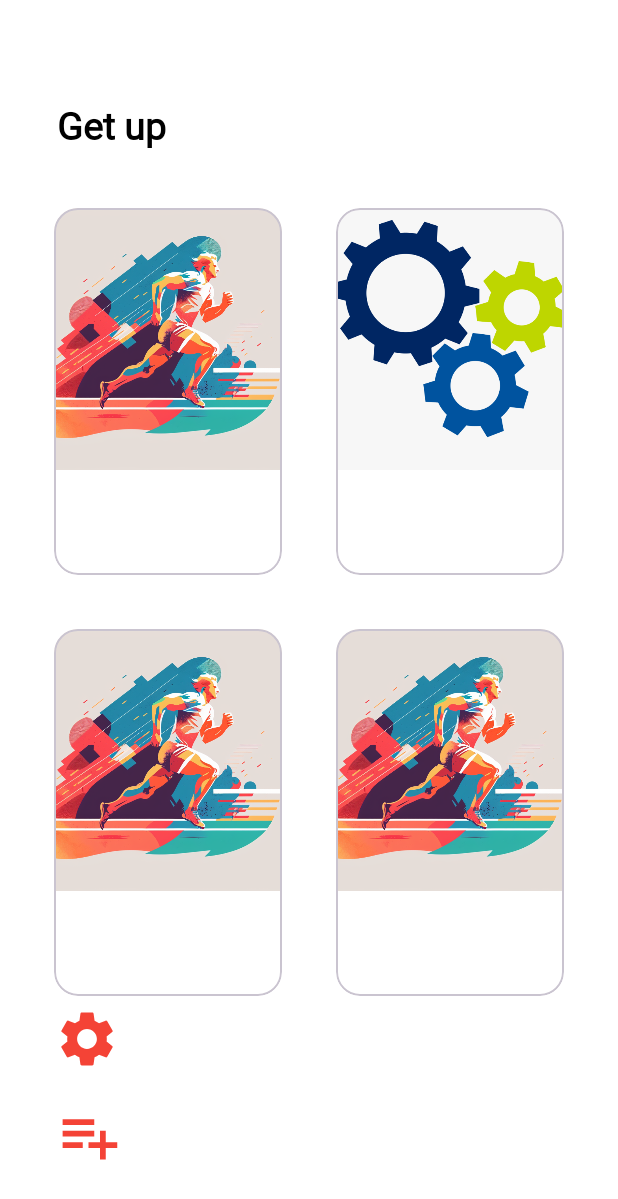
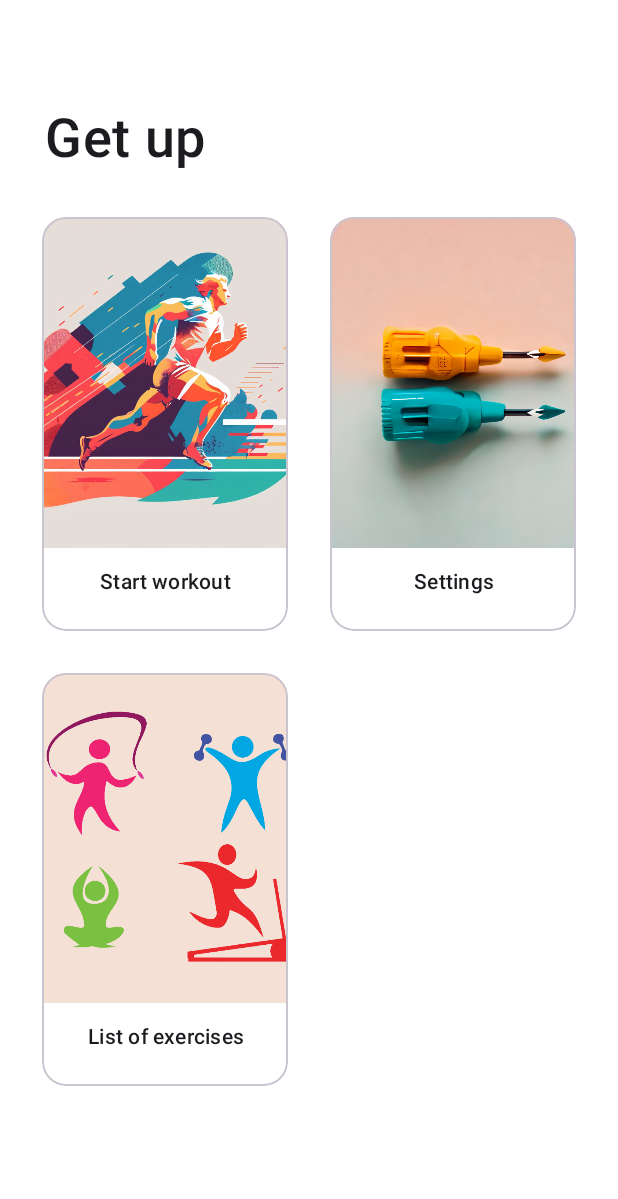
Before and after one commit to alexxk2/Get_up, an Android app: the screen it shows after launch (MainActivity), on a phone screen of 412 x 824 dp. Shown: the top 1199 px of the screen. Run offline under Robolectric (Android 15) with nearby library versions, the phone set to English and light mode, and no system bars.

Commit message:
06.03.2023 commit
-доделал главный экран, одну кнопку пока скрыл, т.к. пока ничего не придумал для неё

ЗАДАЧИ

-надо начинать думать над тем, чтобы перевести все во фрагменты

-перевести остальые вью контроллеры на MVVM

-есть идея разбить стринги по активностям и классам, чтобы было легче ориентироваться

-поменять цвет курсора в editText в опциях

-сделать дополнительный layOut для горизонтального положения таймера

-выделить стиль для окон editText в меню опций

-не забыть в конце поставить правильный дефольт на опции

-подключить дифутил к списку упражнений

-сделать общий стиль для чипов

-сделать единообразные кнопки назад для всех экранов

-переделать List Item чтобы соответсвовал Material3

```diff
--- a/app/src/main/res/layout/activity_main.xml
+++ b/app/src/main/res/layout/activity_main.xml
@@ -13,19 +13,17 @@
         android:layout_marginStart="@dimen/margin_sides"
         android:layout_marginTop="64dp"
         android:layout_marginEnd="@dimen/margin_sides"
-        android:fontFamily="@font/lato_light"
         android:lines="1"
         android:padding="2dp"
         android:text="@string/app_name"
-        android:textColor="@color/black"
-        android:textSize="25sp"
-        android:textStyle="bold"
+        android:textAppearance="@style/TextAppearance.MaterialComponents.Headline6"
+        android:textSize="36sp"
         app:layout_constraintEnd_toEndOf="parent"
         app:layout_constraintStart_toStartOf="parent"
         app:layout_constraintTop_toTopOf="parent" />
 
-    <ImageButton
-        android:id="@+id/button_start"
+    <!--<ImageButton
+        android:id="@+id/button_start1"
         android:layout_width="48dp"
         android:layout_height="48dp"
         android:layout_marginTop="500dp"
@@ -37,7 +35,7 @@
         app:layout_constraintTop_toBottomOf="@+id/title" />
 
     <ImageButton
-        android:id="@+id/button_settings"
+        android:id="@+id/button_settings1"
         android:layout_width="44dp"
         android:layout_height="44dp"
         android:layout_marginTop="20dp"
@@ -49,7 +47,7 @@
         app:layout_constraintTop_toBottomOf="@+id/button_start" />
 
     <ImageButton
-        android:id="@+id/button_watch_list"
+        android:id="@+id/button_watch_list1"
         android:layout_width="46dp"
         android:layout_height="46dp"
         android:layout_marginTop="20dp"
@@ -58,13 +56,13 @@
         android:scaleType="centerCrop"
         android:src="@drawable/ic_list"
         app:layout_constraintStart_toStartOf="@+id/button_start"
-        app:layout_constraintTop_toBottomOf="@+id/button_settings" />
+        app:layout_constraintTop_toBottomOf="@+id/button_settings" />-->
 
     <com.google.android.material.card.MaterialCardView
-        android:id="@+id/card1"
+        android:id="@+id/button_start"
         style="@style/CardButtons"
-        app:layout_constraintBottom_toTopOf="@+id/card3"
-        app:layout_constraintEnd_toStartOf="@+id/card2"
+        app:layout_constraintBottom_toTopOf="@+id/button_watch_list"
+        app:layout_constraintEnd_toStartOf="@+id/button_settings"
         app:layout_constraintHorizontal_bias="0.5"
         app:layout_constraintStart_toStartOf="parent"
         app:layout_constraintTop_toBottomOf="@+id/title">
@@ -78,22 +76,15 @@
                 android:id="@+id/card1_image"
                 android:layout_width="match_parent"
                 android:layout_height="0dp"
-                android:layout_weight="5"
+                android:layout_weight="4"
                 android:contentDescription="@string/image_for_card_view"
                 android:scaleType="centerCrop"
                 android:src="@drawable/workout_1" />
 
             <TextView
                 android:id="@+id/card1_title"
-                android:layout_width="match_parent"
-                android:layout_height="0dp"
-                android:layout_weight="1" />
-
-            <TextView
-                android:id="@+id/card1_info_total_time"
-                android:layout_width="match_parent"
-                android:layout_height="0dp"
-                android:layout_weight="1" />
+                style="@style/CardTitleText"
+                android:text="@string/card1_title" />
 
         </LinearLayout>
 
@@ -101,7 +92,7 @@
     </com.google.android.material.card.MaterialCardView>
 
     <com.google.android.material.card.MaterialCardView
-        android:id="@+id/card2"
+        android:id="@+id/button_settings"
         style="@style/CardButtons"
         android:layout_width="0dp"
         android:layout_height="0dp"
@@ -111,7 +102,7 @@
         app:layout_constraintBottom_toTopOf="@+id/card4"
         app:layout_constraintEnd_toEndOf="parent"
         app:layout_constraintHorizontal_bias="0.5"
-        app:layout_constraintStart_toEndOf="@+id/card1"
+        app:layout_constraintStart_toEndOf="@+id/button_start"
         app:layout_constraintTop_toBottomOf="@+id/title">
 
         <LinearLayout
@@ -123,40 +114,34 @@
                 android:id="@+id/card2_image"
                 android:layout_width="match_parent"
                 android:layout_height="0dp"
-                android:layout_weight="5"
+                android:layout_weight="4"
                 android:contentDescription="@string/image_for_card_view"
                 android:scaleType="centerCrop"
-                android:src="@drawable/settings_2" />
+                android:src="@drawable/settings_4" />
 
             <TextView
                 android:id="@+id/card2_title"
-                android:layout_width="match_parent"
-                android:layout_height="0dp"
-                android:layout_weight="1" />
+                style="@style/CardTitleText"
+                android:text="@string/card2_title" />
 
-            <TextView
-                android:id="@+id/card2_info"
-                android:layout_width="match_parent"
-                android:layout_height="0dp"
-                android:layout_weight="1" />
 
         </LinearLayout>
     </com.google.android.material.card.MaterialCardView>
 
     <com.google.android.material.card.MaterialCardView
-        android:id="@+id/card3"
+        android:id="@+id/button_watch_list"
         style="@style/CardButtons"
         android:layout_width="0dp"
         android:layout_height="0dp"
         android:layout_marginStart="@dimen/margin_sides"
         android:layout_marginTop="@dimen/margin_sides"
         android:layout_marginEnd="@dimen/half_margin_sides"
-        android:layout_marginBottom="160dp"
+        android:layout_marginBottom="100dp"
         app:layout_constraintBottom_toBottomOf="parent"
         app:layout_constraintEnd_toStartOf="@+id/card4"
         app:layout_constraintHorizontal_bias="0.5"
         app:layout_constraintStart_toStartOf="parent"
-        app:layout_constraintTop_toBottomOf="@+id/card1">
+        app:layout_constraintTop_toBottomOf="@+id/button_start">
 
         <LinearLayout
             android:layout_width="match_parent"
@@ -164,25 +149,18 @@
             android:orientation="vertical">
 
             <ImageView
-                android:id="@+id/card1_image"
+                android:id="@+id/card3_image"
                 android:layout_width="match_parent"
                 android:layout_height="0dp"
-                android:layout_weight="5"
+                android:layout_weight="4"
                 android:contentDescription="@string/image_for_card_view"
                 android:scaleType="centerCrop"
-                android:src="@drawable/workout_1" />
+                android:src="@drawable/list_of_exercises" />
 
             <TextView
-                android:id="@+id/card1_title"
-                android:layout_width="match_parent"
-                android:layout_height="0dp"
-                android:layout_weight="1" />
-
-            <TextView
-                android:id="@+id/card1_info_total_time"
-                android:layout_width="match_parent"
-                android:layout_height="0dp"
-                android:layout_weight="1" />
+                android:id="@+id/card3_title"
+                style="@style/CardTitleText"
+                android:text="@string/card3_title" />
 
         </LinearLayout>
 
@@ -196,12 +174,13 @@
         android:layout_marginStart="@dimen/half_margin_sides"
         android:layout_marginTop="@dimen/margin_sides"
         android:layout_marginEnd="@dimen/margin_sides"
-        android:layout_marginBottom="160dp"
+        android:layout_marginBottom="100dp"
+        android:visibility="invisible"
         app:layout_constraintBottom_toBottomOf="parent"
         app:layout_constraintEnd_toEndOf="parent"
         app:layout_constraintHorizontal_bias="0.5"
-        app:layout_constraintStart_toEndOf="@+id/card3"
-        app:layout_constraintTop_toBottomOf="@+id/card2">
+        app:layout_constraintStart_toEndOf="@+id/button_watch_list"
+        app:layout_constraintTop_toBottomOf="@+id/button_settings">
 
         <LinearLayout
             android:layout_width="match_parent"
@@ -209,25 +188,18 @@
             android:orientation="vertical">
 
             <ImageView
-                android:id="@+id/card1_image"
+                android:id="@+id/card4_image"
                 android:layout_width="match_parent"
                 android:layout_height="0dp"
-                android:layout_weight="5"
+                android:layout_weight="4"
                 android:contentDescription="@string/image_for_card_view"
                 android:scaleType="centerCrop"
                 android:src="@drawable/workout_1" />
 
             <TextView
-                android:id="@+id/card1_title"
-                android:layout_width="match_parent"
-                android:layout_height="0dp"
-                android:layout_weight="1" />
-
-            <TextView
-                android:id="@+id/card1_info_total_time"
-                android:layout_width="match_parent"
-                android:layout_height="0dp"
-                android:layout_weight="1" />
+                android:id="@+id/card4_title"
+                style="@style/CardTitleText"
+                android:text="@string/default_text" />
 
         </LinearLayout>
     </com.google.android.material.card.MaterialCardView>
--- a/app/src/main/res/values/dimens.xml
+++ b/app/src/main/res/values/dimens.xml
@@ -8,8 +8,8 @@
     <dimen name="button_width">130dp</dimen>
 
     <!--Main screen-->
-    <dimen name="margin_sides">36dp</dimen>
-    <dimen name="half_margin_sides">18dp</dimen>
+    <dimen name="margin_sides">28dp</dimen>
+    <dimen name="half_margin_sides">14dp</dimen>
     <dimen name="card_corner_radius">16dp</dimen>
 
 </resources>
--- a/app/src/main/res/values/strings.xml
+++ b/app/src/main/res/values/strings.xml
@@ -103,4 +103,11 @@
     <string name="blank">blank</string>
     <string name="image_for_card_view">image_for_card_view</string>
 
+
+    <!--Main screen-->
+    <string name="card1_title">Start workout</string>
+    <string name="card2_title">Settings</string>
+    <string name="card3_title">List of exercises</string>
+
+
 </resources>
--- a/app/src/main/res/values/styles.xml
+++ b/app/src/main/res/values/styles.xml
@@ -31,15 +31,25 @@
 
     <!--Main screen-->
     <style name="CardButtons" parent="Widget.Material3.CardView.Outlined">
-
         <item name="android:layout_width">0dp</item>
         <item name="android:layout_height">0dp</item>
         <item name="android:layout_marginStart">@dimen/margin_sides</item>
         <item name="android:layout_marginTop">@dimen/margin_sides</item>
         <item name="android:layout_marginEnd">@dimen/half_margin_sides</item>
         <item name="cardCornerRadius">@dimen/card_corner_radius</item>
+        <item name="android:clickable">true</item>
+        <item name="android:focusable">true</item>
+    </style>
 
-
+    <style name="CardTitleText" parent="TextAppearance.MaterialComponents.Headline6" >
+        <item name="android:layout_width">match_parent</item>
+        <item name="android:layout_height">0dp</item>
+        <item name="android:layout_weight">1</item>
+        <item name="android:gravity">center</item>
+        <item name="android:lines">1</item>
+        <item name="android:ellipsize">end</item>
+        <item name="android:paddingBottom">12dp</item>
+        <item name="android:textSize">14sp</item>
     </style>
 
 </resources>
```
Also changed, not shown: app/src/main/res/drawable-xhdpi/list_of_exercises.png (added), app/src/main/res/drawable-xhdpi/settings_4.png (added), 1 other file.
